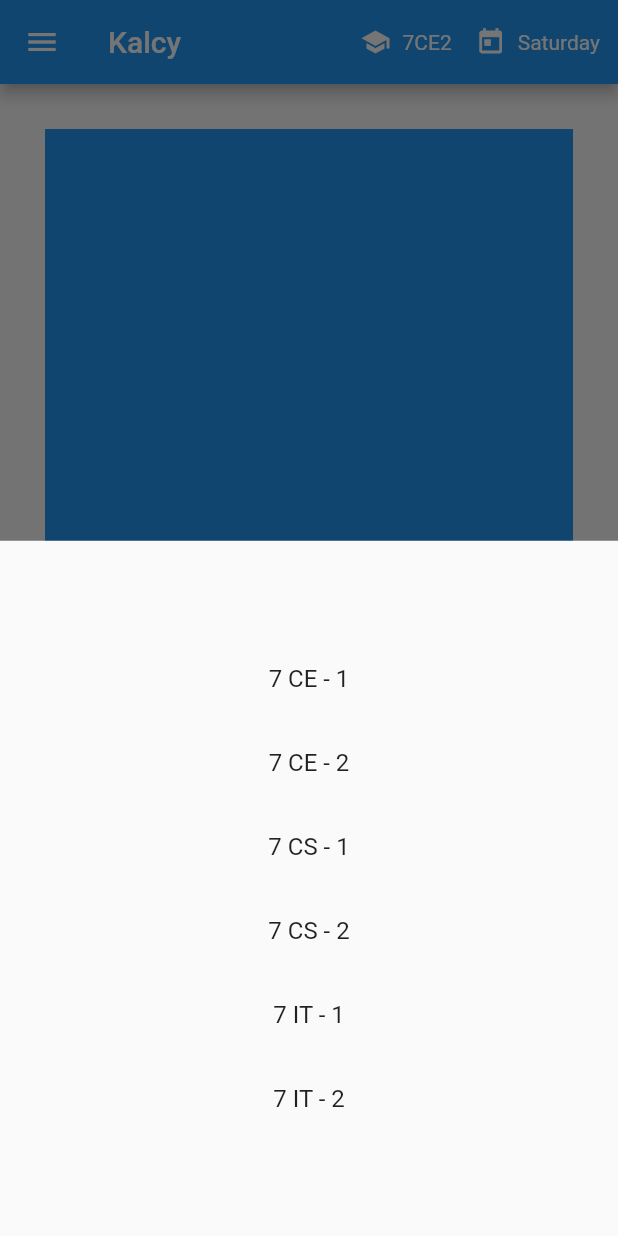
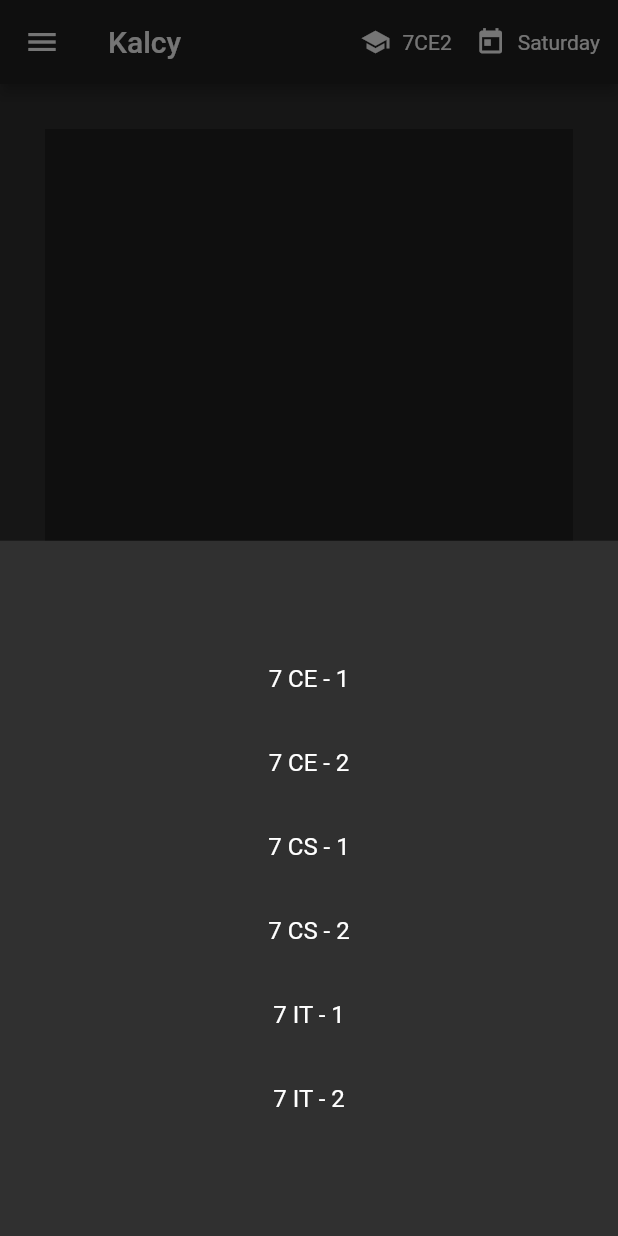
Before and after one commit to piedcipher/kalcy, a Flutter app: the screen it shows after launch, after a tap on "7CE2", on a phone screen of 412 x 824 dp. Run offline on Flutter 3.47's test engine with Material 2 defaults, Android fonts, the phone set to English and light mode, and no system bars; our stand-ins replace shared_preferences.

Commit message:
:moon: fixed theme issue

```diff
--- a/lib/main.dart
+++ b/lib/main.dart
@@ -45,9 +45,9 @@ class _MyAppState extends State<MyApp> {
   void getDefaults() async {
     SharedPreferences sharedPreferences = await SharedPreferences.getInstance();
     setState(() {
-      _theme = appTheme[sharedPreferences.getString('theme')];
-      _primarySwatch =
-          primarySwatchThemes[sharedPreferences.getString('primarySwatch')];
+      _theme = appTheme[sharedPreferences.getString('theme') ?? 'Dark'];
+      _primarySwatch = primarySwatchThemes[
+          sharedPreferences.getString('primarySwatch') ?? 'Blue'];
     });
   }
 
--- a/lib/ui/home.dart
+++ b/lib/ui/home.dart
@@ -100,6 +100,7 @@ class _HomePageState extends State<HomePage> {
               showModalBottomSheet(
                   context: context,
                   builder: (builder) => Center(
+                        child: SingleChildScrollView(
                           child: Column(
                             mainAxisSize: MainAxisSize.min,
                             children: <Widget>[
@@ -177,6 +178,7 @@ class _HomePageState extends State<HomePage> {
                               ),
                             ],
                           ),
+                        ),
                       ));
             },
           ),
@@ -201,6 +203,7 @@ class _HomePageState extends State<HomePage> {
               showModalBottomSheet(
                   context: context,
                   builder: (builder) => Center(
+                        child: SingleChildScrollView(
                           child: Column(
                             mainAxisSize: MainAxisSize.min,
                             children: <Widget>[
@@ -280,6 +283,7 @@ class _HomePageState extends State<HomePage> {
                                 },
                               ),
                             ],
+                          ),
                         ),
                       ));
             },
@@ -377,7 +381,13 @@ class TimeTableCard extends StatelessWidget {
               : Text(
                   _data,
                   textAlign: TextAlign.center,
-                  style: TextStyle(fontSize: 30, letterSpacing: 3),
+                  style: TextStyle(
+                      fontSize: 30,
+                      letterSpacing: 3,
+                      color: Theme.of(context).primaryColorBrightness ==
+                              Brightness.dark
+                          ? Colors.white
+                          : Colors.black),
                 ),
         ),
       ),
```
Lines whose indentation alone changed are shown as unchanged.
